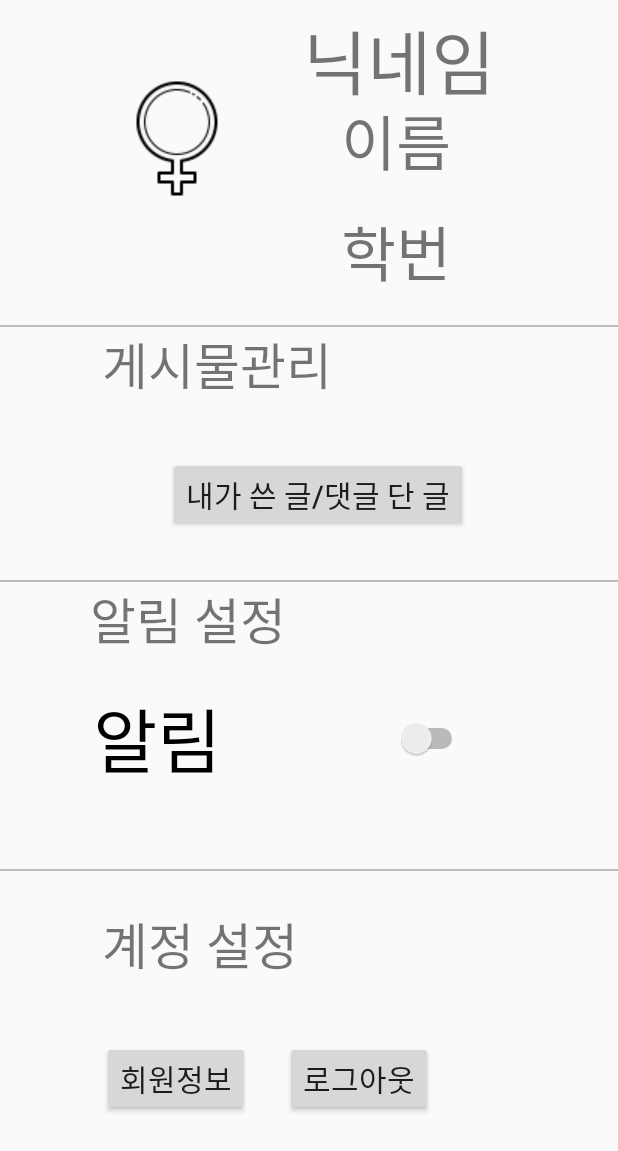
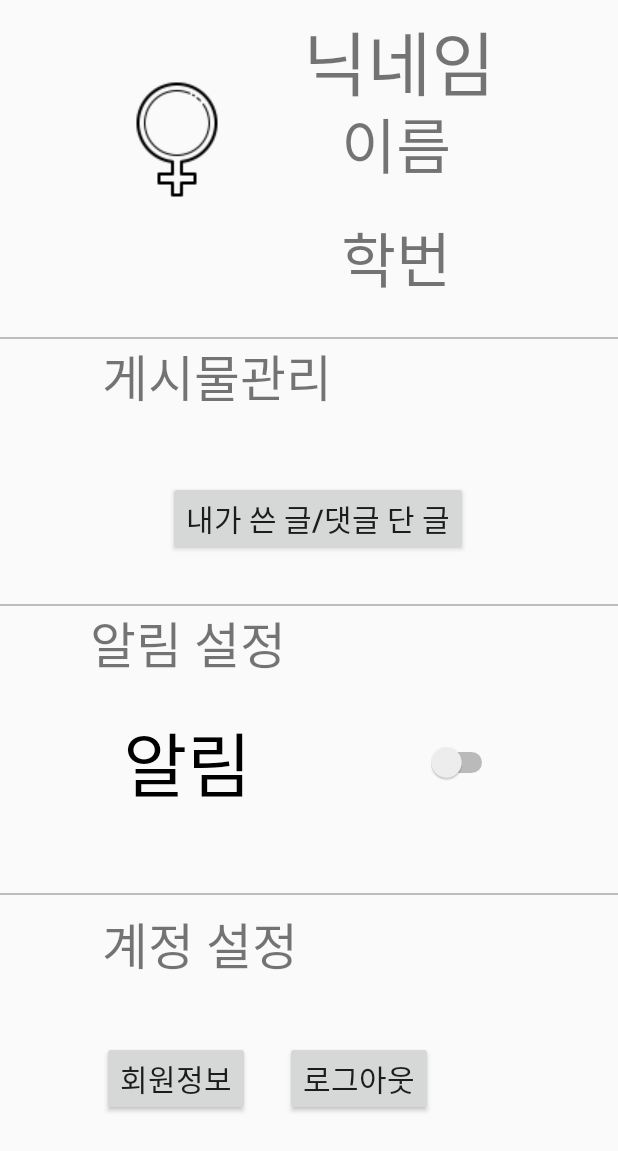
Before and after one commit to jiwon0297/Android, an Android app: the MypageActivity screen opened directly, with no data from a screen before it, on a phone screen of 412 x 824 dp. Shown: the top 1151 px of the screen. Run offline under Robolectric (Android 15) with nearby library versions, the light colour scheme and no system bars.

Commit message:
mypage찐 최종
최종이이잉ㅁ

```diff
--- a/app/src/main/res/layout/activity_mypage.xml
+++ b/app/src/main/res/layout/activity_mypage.xml
@@ -123,8 +123,8 @@
         android:id="@+id/switch1"
         android:layout_width="250dp"
         android:layout_height="78dp"
-        android:layout_marginStart="40dp"
-        android:layout_marginEnd="100dp"
+        android:layout_marginStart="80dp"
+        android:layout_marginEnd="80dp"
         android:layout_marginBottom="48dp"
         android:text="알림"
         android:textSize="70px"
@@ -138,7 +138,7 @@
         android:id="@+id/view3"
         android:layout_width="match_parent"
         android:layout_height="2px"
-        android:layout_marginBottom="24dp"
+        android:layout_marginBottom="8dp"
         android:background="#BDBDBD"
         app:layout_constraintBottom_toTopOf="@+id/AccountManage"
         app:layout_constraintEnd_toEndOf="parent" />
```
